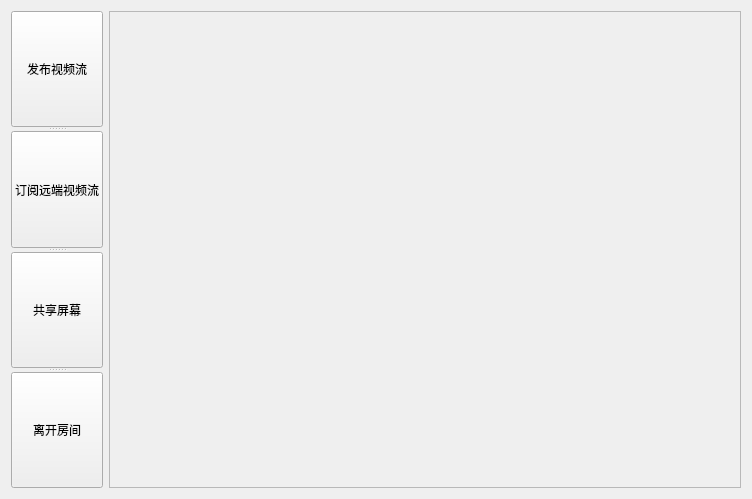
Qt form rcrtcmeeting.ui (cddypang/RCRtcDemo) before a commit.
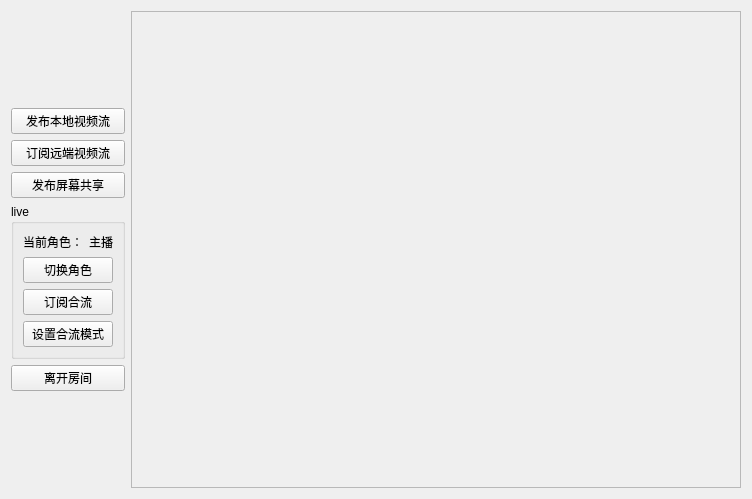
The same form after that commit.

What changed in the file:
```diff
--- a/rcrtcmeeting.ui
+++ b/rcrtcmeeting.ui
@@ -13,33 +13,116 @@
   <property name="windowTitle">
    <string>Form</string>
   </property>
-  <layout class="QHBoxLayout" name="horizontalLayout">
+  <layout class="QHBoxLayout" name="horizontalLayout_2">
    <item>
-    <widget class="QSplitter" name="splitter">
+    <layout class="QVBoxLayout" name="verticalLayout_5">
+     <item>
+      <spacer name="verticalSpacer_2">
      <property name="orientation">
       <enum>Qt::Vertical</enum>
      </property>
+       <property name="sizeHint" stdset="0">
+        <size>
+         <width>20</width>
+         <height>40</height>
+        </size>
+       </property>
+      </spacer>
+     </item>
+     <item>
+      <layout class="QVBoxLayout" name="verticalLayout_3">
+       <item>
      <widget class="QPushButton" name="pushButton_PubStream">
       <property name="text">
-       <string>发布视频流</string>
-      </property>
-     </widget>
+          <string>发布本地视频流</string>
+         </property>
+        </widget>
+       </item>
+       <item>
      <widget class="QPushButton" name="pushButton_SubRemote">
       <property name="text">
        <string>订阅远端视频流</string>
       </property>
      </widget>
+       </item>
+       <item>
      <widget class="QPushButton" name="pushButton_PubDesktop">
       <property name="text">
-       <string>共享屏幕</string>
-      </property>
-     </widget>
+          <string>发布屏幕共享</string>
+         </property>
+        </widget>
+       </item>
+      </layout>
+     </item>
+     <item>
+      <widget class="QGroupBox" name="groupBox">
+       <property name="title">
+        <string>live</string>
+       </property>
+       <layout class="QVBoxLayout" name="verticalLayout_4">
+        <item>
+         <layout class="QHBoxLayout" name="horizontalLayout">
+          <item>
+           <widget class="QLabel" name="label">
+            <property name="text">
+             <string>当前角色：</string>
+            </property>
+           </widget>
+          </item>
+          <item>
+           <widget class="QLabel" name="label_userRole">
+            <property name="text">
+             <string>主播</string>
+            </property>
+           </widget>
+          </item>
+         </layout>
+        </item>
+        <item>
+         <widget class="QPushButton" name="pushButton_3">
+          <property name="text">
+           <string>切换角色</string>
+          </property>
+         </widget>
+        </item>
+        <item>
+         <widget class="QPushButton" name="pushButton">
+          <property name="text">
+           <string>订阅合流</string>
+          </property>
+         </widget>
+        </item>
+        <item>
+         <widget class="QPushButton" name="pushButton_2">
+          <property name="text">
+           <string>设置合流模式</string>
+          </property>
+         </widget>
+        </item>
+       </layout>
+      </widget>
+     </item>
+     <item>
      <widget class="QPushButton" name="pushButton_Quit">
       <property name="text">
        <string>离开房间</string>
       </property>
      </widget>
-    </widget>
+     </item>
+     <item>
+      <spacer name="verticalSpacer_3">
+       <property name="orientation">
+        <enum>Qt::Vertical</enum>
+       </property>
+       <property name="sizeHint" stdset="0">
+        <size>
+         <width>20</width>
+         <height>40</height>
+        </size>
+       </property>
+      </spacer>
+     </item>
+    </layout>
    </item>
    <item>
     <widget class="QScrollArea" name="scrollArea">
@@ -51,7 +134,7 @@
        <rect>
         <x>0</x>
         <y>0</y>
-        <width>647</width>
+        <width>625</width>
         <height>483</height>
        </rect>
       </property>
```
Lines whose indentation alone changed are shown as unchanged.
